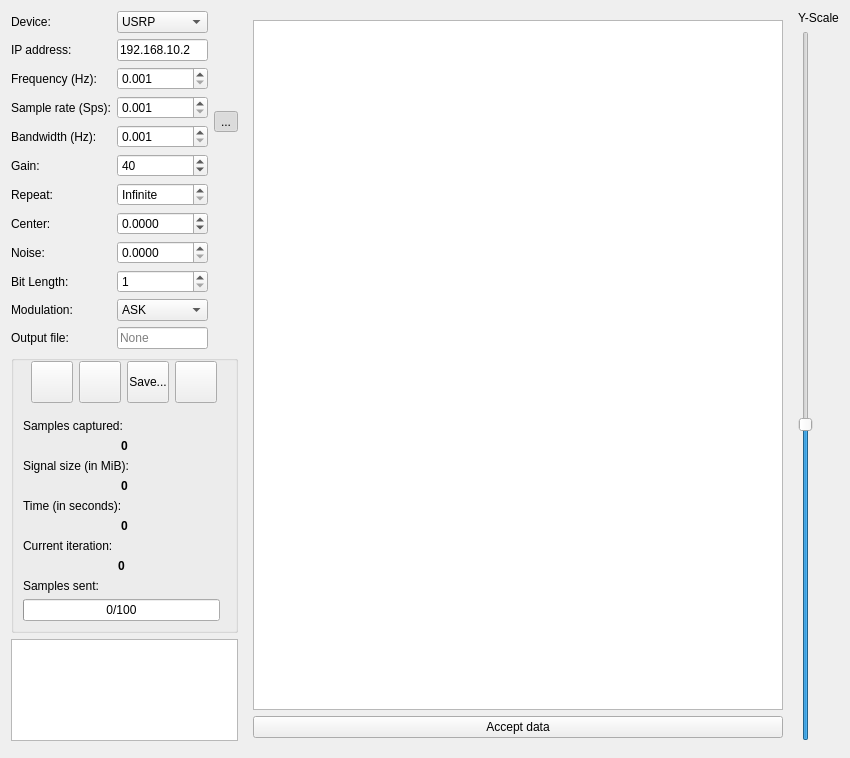
This is ui/send_recv.ui in jopohl/urh as Qt 5 draws it before an edit. The edited form follows.
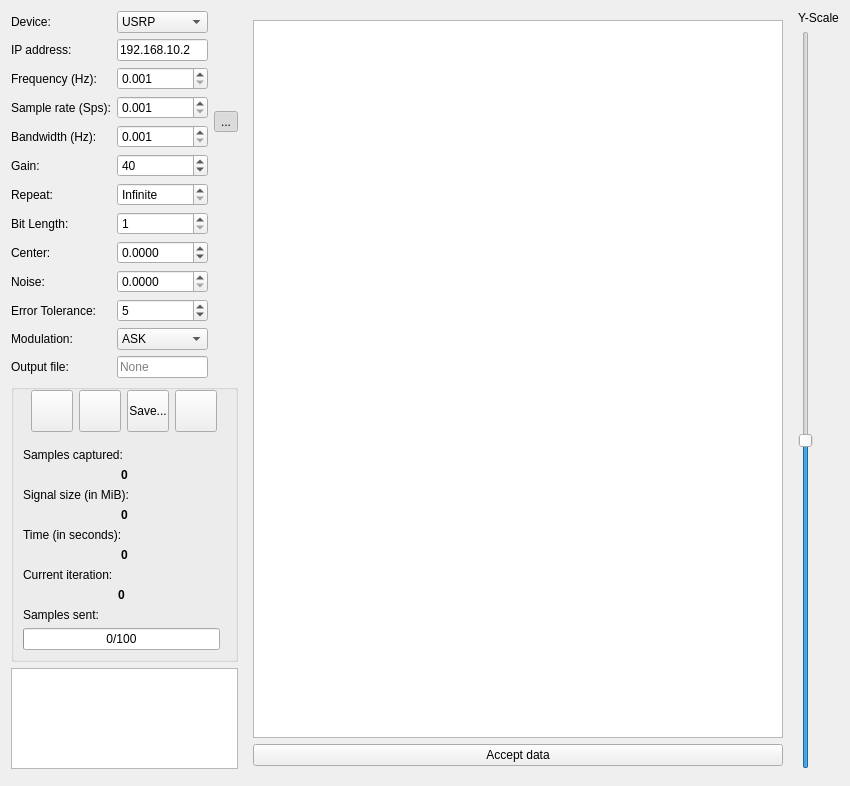
This is the edited form. Icons and pictures are not drawn. Custom widgets are drawn as their Qt base class.

Commit message: hide device ui items when network sdr is selected

What changed in the file:
```diff
--- a/ui/send_recv.ui
+++ b/ui/send_recv.ui
@@ -10,7 +10,7 @@
     <x>0</x>
     <y>0</y>
     <width>850</width>
-    <height>758</height>
+    <height>786</height>
    </rect>
   </property>
   <property name="mouseTracking">
@@ -127,7 +127,7 @@
     <layout class="QVBoxLayout" name="verticalLayout">
      <item>
       <layout class="QGridLayout" name="gridLayout">
-       <item row="8" column="1">
+       <item row="9" column="1">
         <widget class="QDoubleSpinBox" name="spinbox_sniff_Noise">
          <property name="decimals">
           <number>4</number>
@@ -283,7 +283,7 @@
          </property>
         </widget>
        </item>
-       <item row="7" column="1">
+       <item row="8" column="1">
         <widget class="QDoubleSpinBox" name="spinbox_sniff_Center">
          <property name="decimals">
           <number>4</number>
@@ -296,45 +296,28 @@
          </property>
         </widget>
        </item>
-       <item row="8" column="0">
+       <item row="9" column="0">
         <widget class="QLabel" name="label_sniff_Noise">
          <property name="text">
           <string>Noise:</string>
          </property>
         </widget>
        </item>
-       <item row="7" column="0">
+       <item row="8" column="0">
         <widget class="QLabel" name="label_sniff_Center">
          <property name="text">
           <string>Center:</string>
          </property>
         </widget>
        </item>
-       <item row="9" column="0">
-        <widget class="QLabel" name="label_sniff_BitLength">
-         <property name="text">
-          <string>Bit Length:</string>
-         </property>
-        </widget>
-       </item>
-       <item row="9" column="1">
-        <widget class="QSpinBox" name="spinbox_sniff_BitLen">
-         <property name="minimum">
-          <number>1</number>
-         </property>
-         <property name="maximum">
-          <number>999999999</number>
-         </property>
-        </widget>
-       </item>
-       <item row="10" column="0">
+       <item row="11" column="0">
         <widget class="QLabel" name="label_sniff_Modulation">
          <property name="text">
           <string>Modulation:</string>
          </property>
         </widget>
        </item>
-       <item row="10" column="1">
+       <item row="11" column="1">
         <widget class="QComboBox" name="combox_sniff_Modulation">
          <item>
           <property name="text">
@@ -353,14 +336,14 @@
          </item>
         </widget>
        </item>
-       <item row="11" column="0">
+       <item row="12" column="0">
         <widget class="QLabel" name="label_sniff_OutputFile">
          <property name="text">
           <string>Output file:</string>
          </property>
         </widget>
        </item>
-       <item row="11" column="1">
+       <item row="12" column="1">
         <widget class="QLineEdit" name="lineEdit_sniff_OutputFile">
          <property name="readOnly">
           <bool>false</bool>
@@ -373,6 +356,40 @@
          </property>
         </widget>
        </item>
+       <item row="7" column="0">
+        <widget class="QLabel" name="label_sniff_BitLength">
+         <property name="text">
+          <string>Bit Length:</string>
+         </property>
+        </widget>
+       </item>
+       <item row="7" column="1">
+        <widget class="QSpinBox" name="spinbox_sniff_BitLen">
+         <property name="minimum">
+          <number>1</number>
+         </property>
+         <property name="maximum">
+          <number>999999999</number>
+         </property>
+        </widget>
+       </item>
+       <item row="10" column="0">
+        <widget class="QLabel" name="label_sniff_Tolerance">
+         <property name="text">
+          <string>Error Tolerance:</string>
+         </property>
+        </widget>
+       </item>
+       <item row="10" column="1">
+        <widget class="QSpinBox" name="spinbox_sniff_ErrorTolerance">
+         <property name="maximum">
+          <number>999999</number>
+         </property>
+         <property name="value">
+          <number>5</number>
+         </property>
+        </widget>
+       </item>
       </layout>
      </item>
      <item>
```
Left out of the diff: 8 changed lines with no effect on the pictures. The commit also changes 2 other files.
